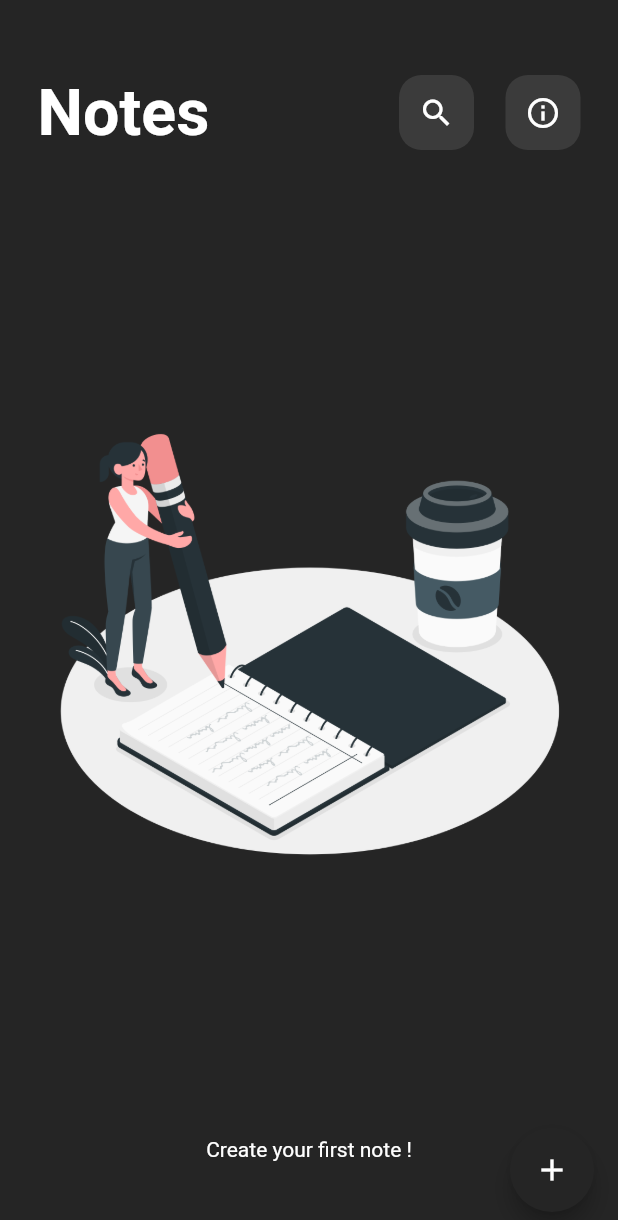
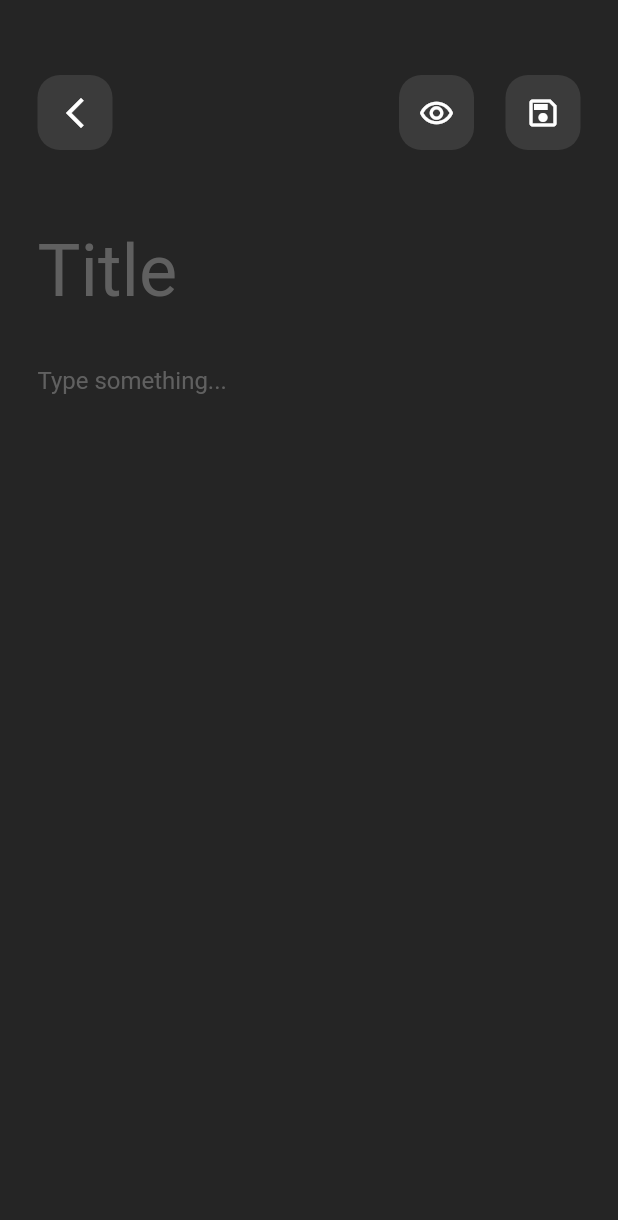
Before and after one commit to Alyaatalaat28/NoteHub, a Flutter app: the screen it shows after launch, after a tap on the "add" icon, on a phone screen of 412 x 824 dp. Shown: the top 1220 px of the screen. Run offline on Flutter 3.47's test engine with Material 2 defaults, Android fonts, the light colour scheme and no system bars; our stand-ins replace sqflite; accounts and stored records are empty.

Commit message:
editor screen

```diff
--- a/lib/constants.dart
+++ b/lib/constants.dart
@@ -3,3 +3,4 @@ import 'package:flutter/material.dart';
 const  kPrimaryColor=Color(0xff252525);
 const  kContainerColor=Color(0xff3B3B3B);
 const  iconColor=Color(0xffFFFFFF);
+const  hintText =Color(0xff9A9A9A);
--- /dev/null
+++ b/lib/features/editor/presentation/views/editor_view.dart
@@ -0,0 +1,13 @@
+import 'package:flutter/material.dart';
+import 'package:notes_hub/features/editor/presentation/views/widgets/editor_view_body.dart';
+
+class EditorView extends StatelessWidget {
+  const EditorView({super.key});
+
+  @override
+  Widget build(BuildContext context) {
+    return const Scaffold(
+      body: EditorViewBody(),
+    );
+  }
+}
--- /dev/null
+++ b/lib/features/editor/presentation/views/widgets/custom_editor_app_bar.dart
@@ -0,0 +1,31 @@
+import 'package:flutter/material.dart';
+
+import '../../../../home/presentation/views/widgets/custom_container.dart';
+
+class CustomNoteAppBar extends StatelessWidget {
+  const CustomNoteAppBar({super.key});
+
+  @override
+  Widget build(BuildContext context) {
+    return  Row(
+      children: [
+        CustomContainer(
+          icon:const Icon(Icons.arrow_back_ios_new) ,
+          onPressed: () {
+            Navigator.pop(context);
+           },
+        ),
+        const Spacer(),
+        CustomContainer(
+          icon:const Icon(Icons.remove_red_eye_outlined) ,
+          onPressed: (){},
+        ),
+        const SizedBox(width:21,),
+        CustomContainer(
+          icon:const Icon(Icons.save_outlined) ,
+          onPressed: (){},
+        ),
+      ],
+    );
+  }
+}
--- /dev/null
+++ b/lib/features/editor/presentation/views/widgets/editor_view_body.dart
@@ -0,0 +1,23 @@
+import 'package:flutter/material.dart';
+import 'package:notes_hub/features/editor/presentation/views/widgets/text_form_field.dart';
+
+import 'custom_editor_app_bar.dart';
+
+class EditorViewBody extends StatelessWidget {
+  const EditorViewBody({super.key});
+
+  @override
+  Widget build(BuildContext context) {
+    return  SafeArea(
+      child: Padding(
+        padding:const EdgeInsets.symmetric(vertical: 50.0,horizontal: 25.0),
+        child: Column(
+          children: [
+            const CustomNoteAppBar(),
+            NoteTextFormFields(),
+          ],
+        ),
+      )
+      );
+  }
+}
--- /dev/null
+++ b/lib/features/editor/presentation/views/widgets/text_form_field.dart
@@ -0,0 +1,47 @@
+// ignore_for_file: must_be_immutable
+
+import 'package:flutter/material.dart';
+
+import '../../../../../constants.dart';
+
+class NoteTextFormFields extends StatelessWidget {
+   NoteTextFormFields({super.key});
+  TextEditingController titleController=TextEditingController();
+  TextEditingController texteController=TextEditingController();
+  @override
+  Widget build(BuildContext context) {
+    return Padding(
+      padding: const EdgeInsets.symmetric(vertical:40 ),
+      child: Column(
+        children: [
+          TextFormField(
+            controller: titleController,
+            cursorColor:iconColor ,
+            keyboardType: TextInputType.text,
+            decoration:  InputDecoration(
+              hintText: 'Title',
+              hintStyle: TextStyle(
+                fontSize: 48,
+                color:hintText.withOpacity(0.5) ,
+              ),
+              border:InputBorder.none ,
+            ),
+          ),
+          const SizedBox(height: 10.0,),
+          TextFormField(
+            controller: texteController,
+            keyboardType: TextInputType.text,
+            cursorColor:iconColor ,
+              decoration:  InputDecoration(
+              hintText: 'Type something...',
+              hintStyle: TextStyle(
+                color: hintText.withOpacity(0.5),
+              ),
+              border: InputBorder.none,
+            ),
+          ),
+        ],
+      ),
+    );
+  }
+}
--- a/lib/features/home/presentation/views/home_view.dart
+++ b/lib/features/home/presentation/views/home_view.dart
@@ -1,6 +1,8 @@
 import 'package:flutter/material.dart';
 import 'package:notes_hub/constants.dart';
 import 'package:notes_hub/features/home/presentation/views/widgets/home_view_body.dart';
+
+import '../../../editor/presentation/views/editor_view.dart';
 
 class HomeView extends StatelessWidget {
   const HomeView({super.key});
@@ -10,8 +12,10 @@ class HomeView extends StatelessWidget {
     return  SafeArea(
       child: Scaffold(
         floatingActionButton: FloatingActionButton(
-          onPressed: (){},
-          backgroundColor: kPrimaryColor,
+          onPressed: (){
+            Navigator.push(context, MaterialPageRoute(builder: ((context) => const EditorView())));
+          },
+          backgroundColor: kContainerColor,
           child: const Icon(Icons.add),
           ),
           body: const HomeViewBody(),
--- a/lib/core/widgets/custom_app_bar.dart
+++ b/lib/features/home/presentation/views/widgets/custom_app_bar.dart
@@ -1,9 +1,9 @@
 import 'package:flutter/material.dart';
 
-import '../../constants.dart';
-import '../../features/home/presentation/views/widgets/custom_container.dart';
-import '../../features/search/presentation/views/search_view.dart';
-import 'alert_dialog.dart';
+import '../../../../../constants.dart';
+import 'custom_container.dart';
+import '../../../../search/presentation/views/search_view.dart';
+import '../../../../../core/widgets/alert_dialog.dart';
 
 class CustomAppBar extends StatelessWidget {
   const CustomAppBar({super.key});
@@ -23,12 +23,15 @@ class CustomAppBar extends StatelessWidget {
         const Spacer(),
          CustomContainer(
           onPressed: () => Navigator.push(context, MaterialPageRoute(builder: (context)=>const SearchView())),
-        ),
+           icon:const Icon(Icons.search),
+          ) ,
         const SizedBox(width:21,),
-        CustomContainer(isSearch: false,
+        CustomContainer(
         onPressed: () => showDialog(
           context: context,
-           builder: (context) =>showAlertDialog(context) ,),),
+           builder: (context) =>showAlertDialog(context) ,),
+           icon:const Icon(Icons.info_outline),
+           ),
       ],
     );
   }
--- a/lib/features/home/presentation/views/widgets/custom_container.dart
+++ b/lib/features/home/presentation/views/widgets/custom_container.dart
@@ -1,9 +1,11 @@
+// ignore_for_file: must_be_immutable
+
 import 'package:flutter/material.dart';
 import 'package:notes_hub/constants.dart';
 
 class CustomContainer extends StatelessWidget {
-  const CustomContainer({super.key, this.isSearch=true,this.onPressed });
-  final bool isSearch;
+   CustomContainer({super.key,required this.icon ,this.onPressed });
+  Widget icon;
   final void Function()? onPressed;
   @override
   Widget build(BuildContext context) {
@@ -14,11 +16,11 @@ class CustomContainer extends StatelessWidget {
         color: kContainerColor,
         borderRadius: BorderRadius.all(Radius.circular(15)),
       ),
-      child: IconButton(
-        onPressed:onPressed,
-       icon:Icon(isSearch?Icons.search:Icons.info_outline,
-       color: iconColor,
-       )),
+       child: IconButton(
+         onPressed:onPressed,
+         icon:icon,
+         color: iconColor,
+       )
     );
   }
 }
--- a/lib/features/home/presentation/views/widgets/home_view_body.dart
+++ b/lib/features/home/presentation/views/widgets/home_view_body.dart
@@ -1,7 +1,7 @@
 import 'package:flutter/material.dart';
 
 import '../../../../../constants.dart';
-import '../../../../../core/widgets/custom_app_bar.dart';
+import 'custom_app_bar.dart';
 
 class HomeViewBody extends StatelessWidget {
   const HomeViewBody({super.key});
--- a/lib/features/search/presentation/views/widgets/custom_text_form_field.dart
+++ b/lib/features/search/presentation/views/widgets/custom_text_form_field.dart
@@ -13,12 +13,21 @@ class CustomTextFormField extends StatelessWidget {
       controller:notesController ,
       keyboardType:TextInputType.text,
       cursorColor:iconColor ,
-      decoration:const InputDecoration(
+      decoration: InputDecoration(
         hintText: 'Search by the keyword...',
-        border: OutlineInputBorder(
-          borderRadius: BorderRadius.all(Radius.circular(30)),
-        )
+        hintStyle: TextStyle(
+          color: hintText.withOpacity(0.5),),
+        enabledBorder: buildOutlineInputBorder(),
+        focusedBorder: buildOutlineInputBorder(),
       ),
     );
   }
+  OutlineInputBorder buildOutlineInputBorder() {
+    return OutlineInputBorder(
+      borderSide: const BorderSide(
+        color: kContainerColor,
+      ),
+      borderRadius: BorderRadius.circular(30.0),
+    );
+  }
 }
```
